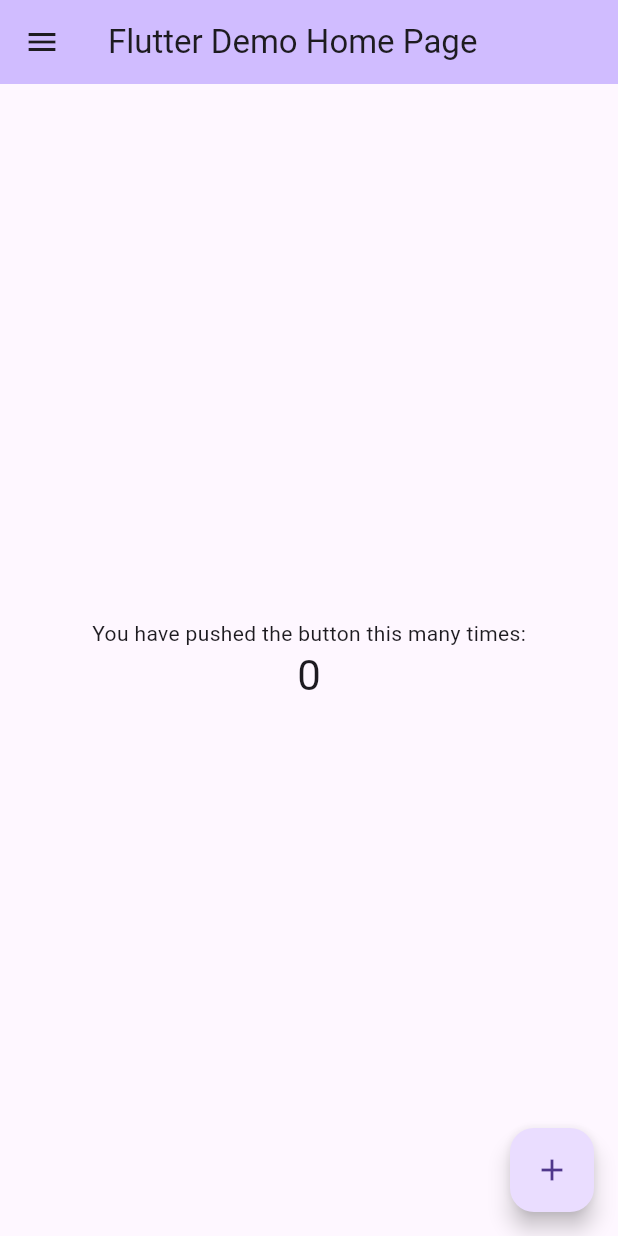
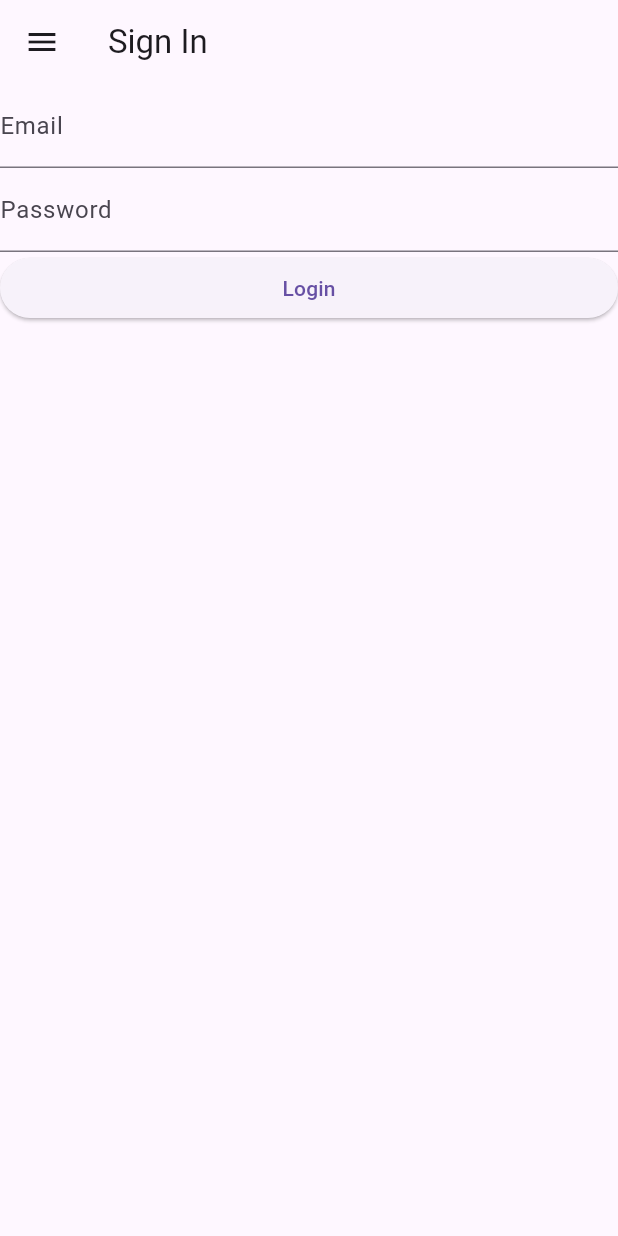
Before and after one commit to TheDarkSide1992/flutter_exam_project, a Flutter app: the screen it shows after launch, on a phone screen of 412 x 824 dp. Run offline on Flutter 3.47's test engine with Material 3 defaults, Android fonts, the phone set to English and light mode, and no system bars.

Commit message:
added a log-in page

```diff
--- /dev/null
+++ b/lib/log_in/log_in_page.dart
@@ -0,0 +1,86 @@
+import 'package:flutter/material.dart';
+import 'package:flutter_exam_project/settigns_page.dart';
+
+import '../app_drawer.dart';
+
+class LoginPage extends StatefulWidget {
+  static Route<void> route() {
+    return MaterialPageRoute(
+        builder: (context) => LoginPage());
+  }
+  @override
+  _LoginPageState createState() => _LoginPageState();
+}
+
+class _LoginPageState extends State<LoginPage> {
+  bool _isLoading = false;
+  final _emailController = TextEditingController();
+  final _passwordController = TextEditingController();
+
+  Future<void> _signIn() async {
+    setState(() {
+      _isLoading = true;
+    });
+
+    Navigator.push(
+      context,
+      MaterialPageRoute(builder: (context) => SettingPage()),
+    );
+    /*
+    //TODO add authentication
+    try {
+      await (
+        email: _emailController.text,
+        password: _passwordController.text,
+      );
+    } on AuthException catch (error) {
+      //TODO AuthUser message to USer
+    } catch (_) {
+      //TODO Display Rejct
+    }
+    */
+
+    if (mounted) {
+      setState(() {
+        _isLoading = true;
+      });
+    }
+  }
+
+  @override
+  void dispose() {
+    _emailController.dispose();
+    _passwordController.dispose();
+    super.dispose();
+  }
+
+  @override
+  Widget build(BuildContext context) {
+    return Scaffold(
+      appBar: AppBar(title: const Text('Sign In')),
+      drawer: const AppDrawer(),
+      body: ListView(
+        children: [
+          TextFormField(
+            controller: _emailController,
+            decoration:
+            const InputDecoration(labelText: 'Email'),
+            keyboardType: TextInputType.emailAddress,
+          ),
+          Spacer(),
+          TextFormField(
+            controller: _passwordController,
+            decoration: const InputDecoration(
+                labelText: 'Password'),
+            obscureText: true,
+          ),
+          Spacer(),
+          ElevatedButton(
+            onPressed: _isLoading ? null : _signIn,
+            child: const Text('Login'),
+          ),
+        ],
+      ),
+    );
+  }
+}
--- a/lib/main.dart
+++ b/lib/main.dart
@@ -1,4 +1,5 @@
 import 'package:flutter/material.dart';
+import 'package:flutter_exam_project/log_in/log_in_page.dart';
 
 import 'app_drawer.dart';
 
@@ -17,22 +18,13 @@
     return ValueListenableBuilder<ThemeMode>(
       valueListenable: themeNotifier,
       builder: (context, themeMode, child) => MaterialApp(
-        title: 'Flutter Demo', //TODO Change / Remowe This
+
         theme: ThemeData.light(),
         darkTheme: ThemeData.dark(),
         themeMode: themeMode,
-        home: const MyHomePage(title: 'Flutter Demo Home Page'),
+
+        home: LoginPage(),
       ),
-    );
-
-    return MaterialApp(
-      title: 'Flutter Demo',
-      theme: ThemeData(
-
-        colorScheme: ColorScheme.fromSeed(seedColor: Colors.deepPurple),
-        useMaterial3: true,
-      ),
-      home: const MyHomePage(title: 'Flutter Demo Home Page'),
     );
   }
 }
```
Also changed, not shown: pubspec.lock.
